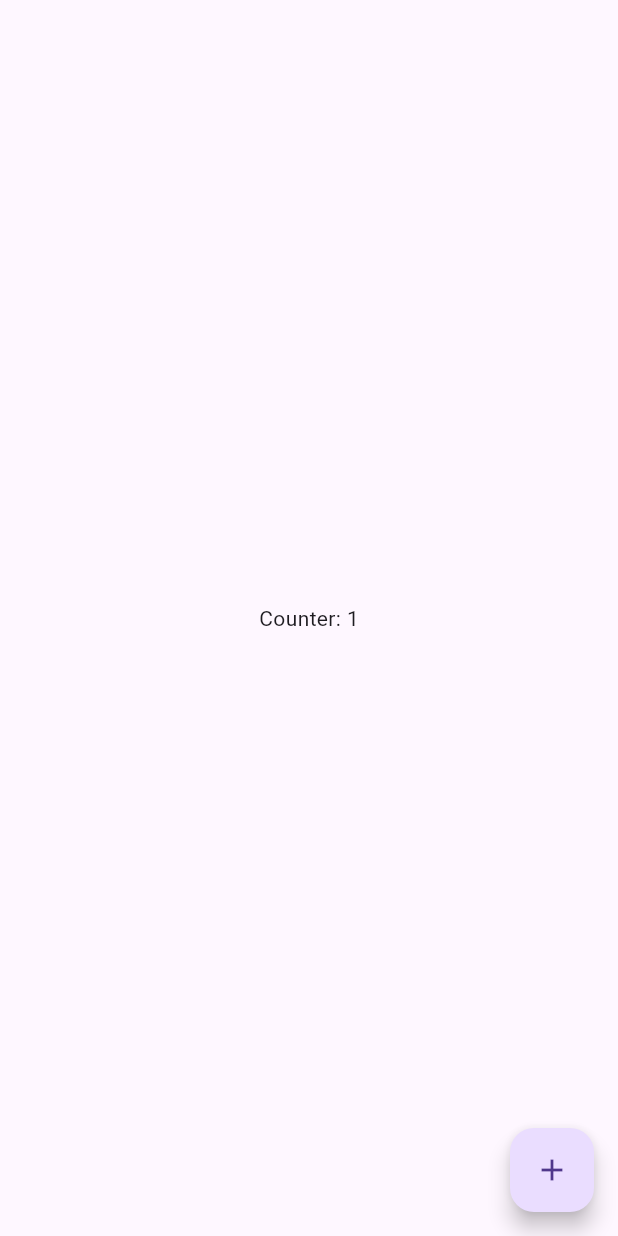
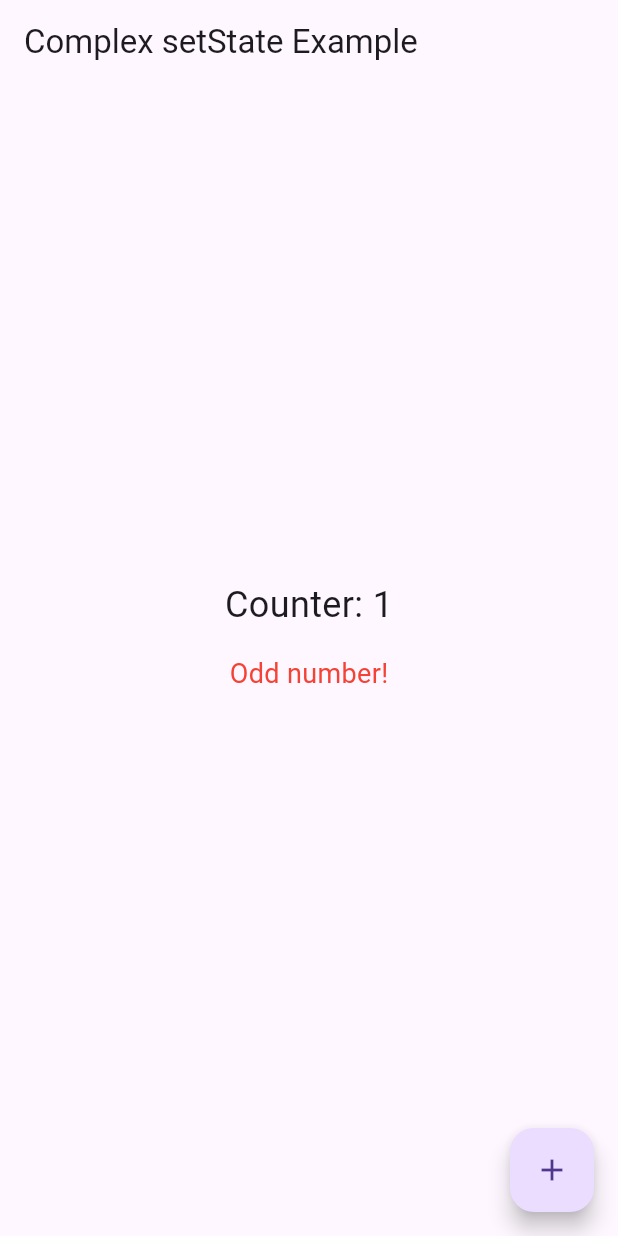
Before and after one commit to piratchai/Flutter-Provider-Counter-App, a Flutter app: the screen it shows after launch, after a tap on the "add" icon, on a phone screen of 412 x 824 dp. Run offline on Flutter 3.47's test engine with Material 3 defaults, Android fonts, the light colour scheme and no system bars.

Commit message:
Refactor CounterPage to enhance state management and UI updates

```diff
--- a/lib/main.dart
+++ b/lib/main.dart
@@ -22,17 +22,51 @@ class CounterPage extends StatefulWidget {
 
 class _CounterPageState extends State<CounterPage> {
   int _counter = 0;
+  bool _isEven = true;
+  String _message = "Let's start counting!";
 
   void _incrementCounter() {
     setState(() {
       _counter++;
+      _isEven = _counter % 2 == 0;
+      _message = _isEven ? "Even Number!" : "Odd number!";
+    });
+  }
+
+  void _resetCounter() {
+    setState(() {
+      _counter = 0;
+      _isEven = true;
+      _message = "Counter reset!";
     });
   }
 
   @override
   Widget build(BuildContext context) {
     return Scaffold(
-      body: Center(child: Text('Counter: $_counter')),
+      appBar: AppBar(title: const Text('Complex setState Example')),
+      body: Center(
+        child: Column(
+          mainAxisAlignment: MainAxisAlignment.center,
+          children: [
+            Text('Counter: $_counter', style: const TextStyle(fontSize: 24)),
+            const SizedBox(height: 16),
+            Text(
+              _message,
+              style: TextStyle(
+                fontSize: 18,
+                color: _isEven ? Colors.blue : Colors.red,
+              ),
+            ),
+            const SizedBox(height: 32),
+            if (_counter > 5)
+              ElevatedButton(
+                onPressed: _resetCounter,
+                child: const Text('Reset Counter'),
+              ),
+          ],
+        ),
+      ),
       floatingActionButton: FloatingActionButton(
         onPressed: _incrementCounter,
         child: const Icon(Icons.add),
```
